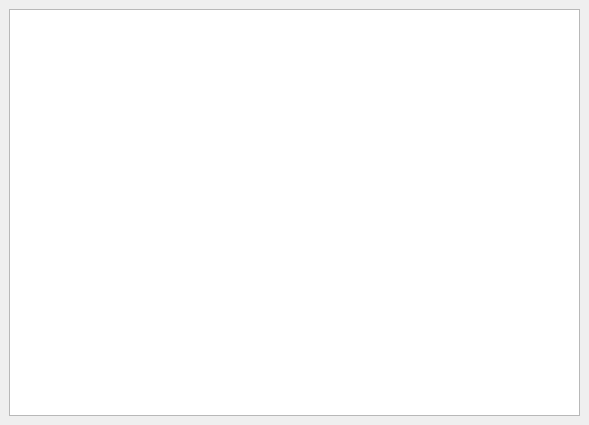
Before: the Qt Designer form main.ui in k-shnyrev/yl-2-15-coffee, drawn with Qt 5.
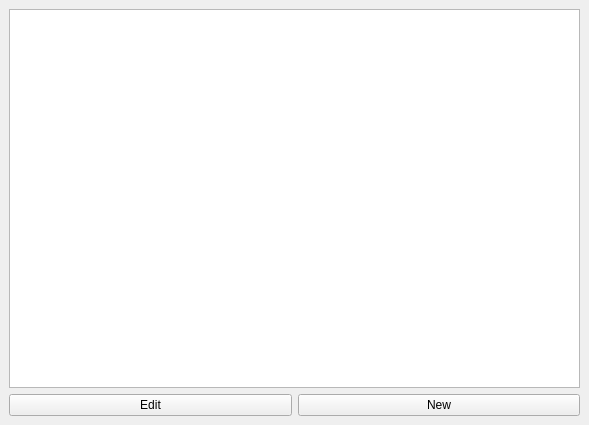
After: the same form once the commit is applied.

Commit message: "Капучино" task solved. Added "New" and "Edit" buttons and forms.

Diff of the .ui file:
```diff
--- a/main.ui
+++ b/main.ui
@@ -14,10 +14,28 @@
    <string>Кофе</string>
   </property>
   <widget class="QWidget" name="centralwidget">
-   <layout class="QHBoxLayout" name="horizontalLayout">
+   <layout class="QVBoxLayout" name="verticalLayout">
     <item>
      <widget class="QTableWidget" name="tableWidget"/>
     </item>
+    <item>
+     <layout class="QHBoxLayout" name="horizontalLayout">
+      <item>
+       <widget class="QPushButton" name="editPushButton">
+        <property name="text">
+         <string>Edit</string>
+        </property>
+       </widget>
+      </item>
+      <item>
+       <widget class="QPushButton" name="newPushButton">
+        <property name="text">
+         <string>New</string>
+        </property>
+       </widget>
+      </item>
+     </layout>
+    </item>
    </layout>
   </widget>
  </widget>
```
Left out of the diff: 2 changed lines with no effect on the pictures. The commit also changes 4 other files.
